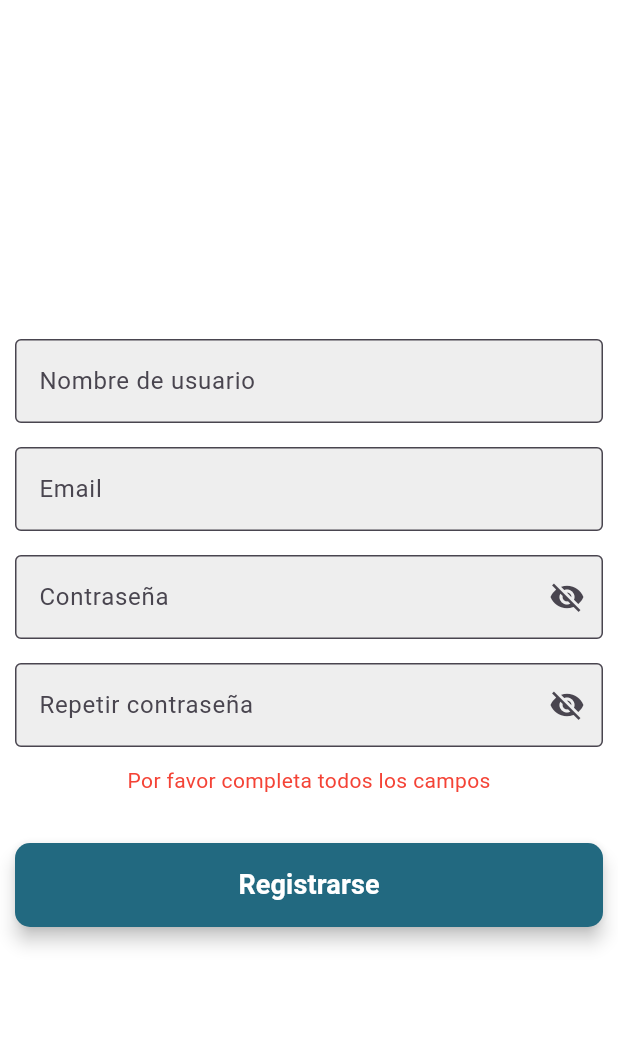
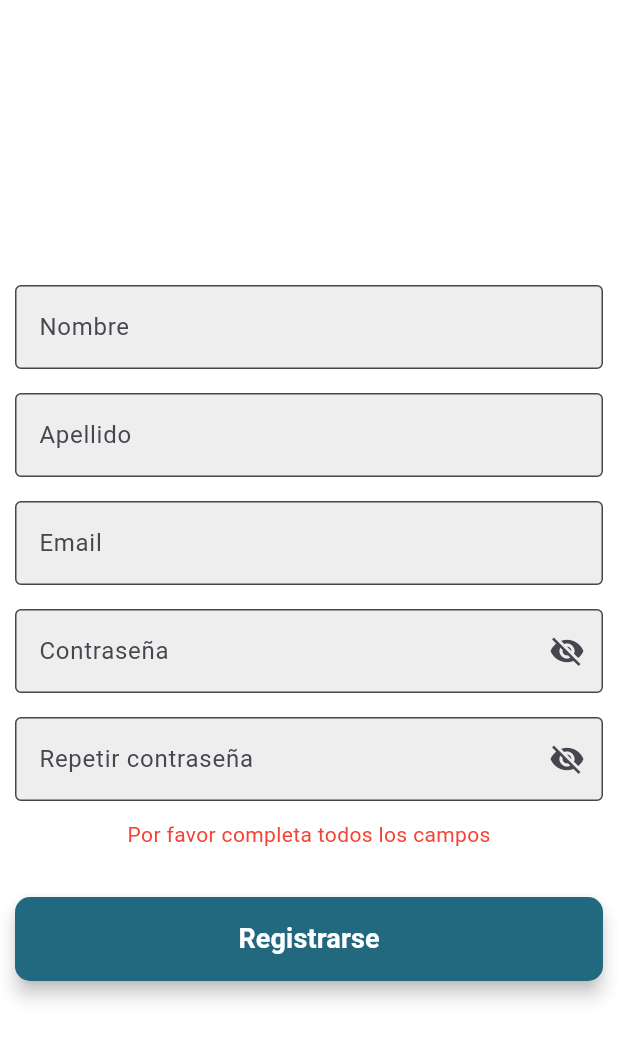
Before and after one commit to HabitsGo-ChfHeroes/habits_go_front, a Flutter app: the RegisterScreen screen opened by its route, after a tap on "Registrarse", on a phone screen of 412 x 824 dp. Shown: the top 1040 px of the screen. Run offline on Flutter 3.47's test engine with Material 3 defaults, Android fonts, the phone set to English and light mode, and no system bars; our stand-ins replace fl_chart, google_fonts, lottie.

Commit message:
update register form

```diff
--- a/lib/main.dart
+++ b/lib/main.dart
@@ -43,7 +43,8 @@ class MainApp extends StatelessWidget {
           final args = ModalRoute.of(context)!.settings.arguments
               as Map<String, String>;
           return UserImcGoalPage(
-            username: args['username']!,
+            firstName: args['first_name']!,
+            lastName:  args['last_name']!,
             email:    args['email']!,
             password: args['password']!,
           );
--- a/lib/screens/register_screen.dart
+++ b/lib/screens/register_screen.dart
@@ -8,21 +8,22 @@ class RegisterScreen extends StatefulWidget {
 }
 
 class _RegisterState extends State<RegisterScreen> {
-  final _usernameController       = TextEditingController();
-  final _emailController          = TextEditingController();
-  final _passwordController       = TextEditingController();
+  final _firstNameController = TextEditingController();
+  final _lastNameController = TextEditingController();
+  final _emailController = TextEditingController();
+  final _passwordController = TextEditingController();
   final _repeatPasswordController = TextEditingController();
 
   String? _error;
 
   void _submit() {
-    final username = _usernameController.text.trim();
-    final email    = _emailController.text.trim();
-    final pass     = _passwordController.text;
-    final repeat   = _repeatPasswordController.text;
+    final firstName = _firstNameController.text.trim();
+    final lastName  = _lastNameController.text.trim();
+    final email     = _emailController.text.trim();
+    final pass      = _passwordController.text;
+    final repeat    = _repeatPasswordController.text;
 
-    // Validaciones
-    if (username.isEmpty || email.isEmpty || pass.isEmpty || repeat.isEmpty) {
+    if (firstName.isEmpty || lastName.isEmpty || email.isEmpty || pass.isEmpty || repeat.isEmpty) {
       setState(() => _error = 'Por favor completa todos los campos');
       return;
     }
@@ -31,10 +32,11 @@ class _RegisterState extends State<RegisterScreen> {
       return;
     }
 
-    // Limpio error y navego pasando los datos
     setState(() => _error = null);
+
     final registrationData = {
-      'username': username,
+      'first_name': firstName,
+      'last_name': lastName,
       'email': email,
       'password': pass,
     };
@@ -58,9 +60,19 @@ class _RegisterState extends State<RegisterScreen> {
             children: [
               SizedBox(height: 20),
               TextField(
-                controller: _usernameController,
+                controller: _firstNameController,
                 decoration: InputDecoration(
-                  labelText: 'Nombre de usuario',
+                  labelText: 'Nombre',
+                  border: OutlineInputBorder(),
+                  filled: true,
+                  fillColor: Colors.grey.shade200,
+                ),
+              ),
+              SizedBox(height: 16),
+              TextField(
+                controller: _lastNameController,
+                decoration: InputDecoration(
+                  labelText: 'Apellido',
                   border: OutlineInputBorder(),
                   filled: true,
                   fillColor: Colors.grey.shade200,
--- a/pubspec.yaml
+++ b/pubspec.yaml
@@ -13,7 +13,6 @@ dependencies:
   fl_chart: ^0.71.0
   url_launcher: ^6.3.1
   google_fonts: ^4.0.3
-  animated_dialog: ^1.0.2
   http: ^1.4.0
 
 dev_dependencies:
```
Also changed, not shown: lib/screens/user_imc_goal_page.dart (+10 -7 lines), lib/services/auth_service.dart (+8 -3 lines), 1 other file.
